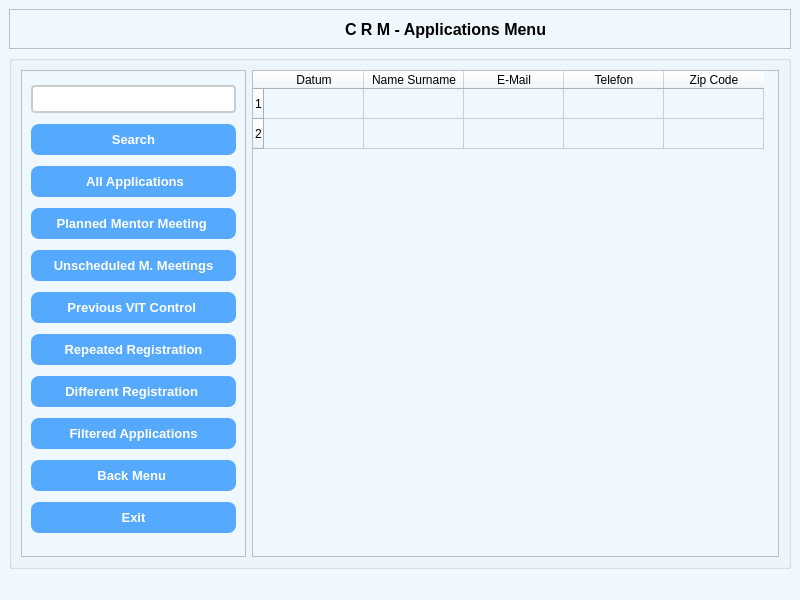
This is Applications.ui in mithat720/Python-Module-Week7 as Qt 5 draws it before an edit. The edited form follows.
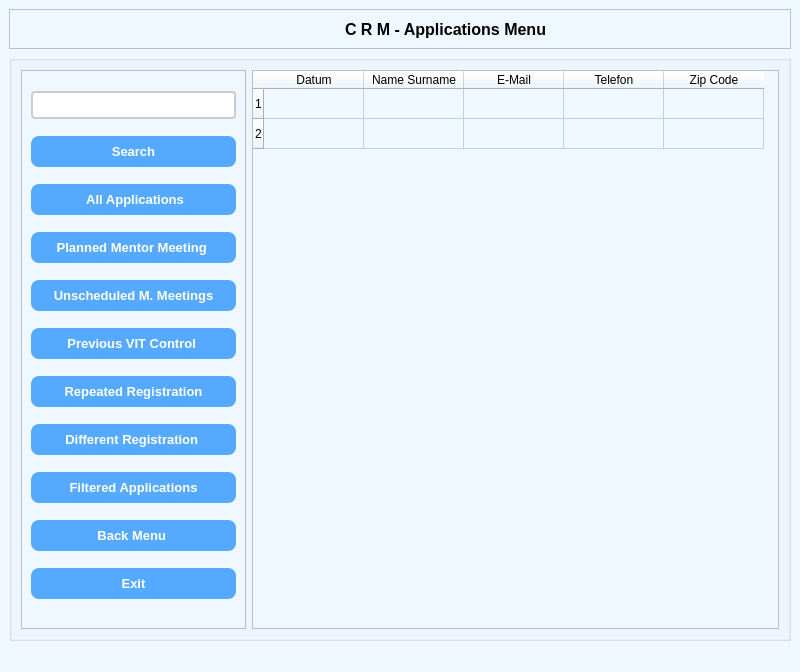
This is the edited form. Icons and pictures are not drawn.

The edit to the form file:
```diff
--- a/Applications.ui
+++ b/Applications.ui
@@ -7,7 +7,7 @@
     <x>0</x>
     <y>0</y>
     <width>800</width>
-    <height>600</height>
+    <height>672</height>
    </rect>
   </property>
   <property name="windowTitle">
```
Left out of the diff: 5 changed lines with no effect on the pictures.
